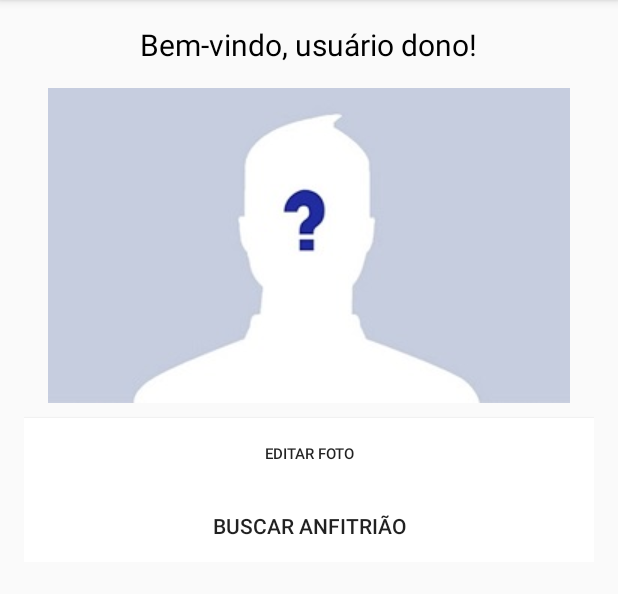
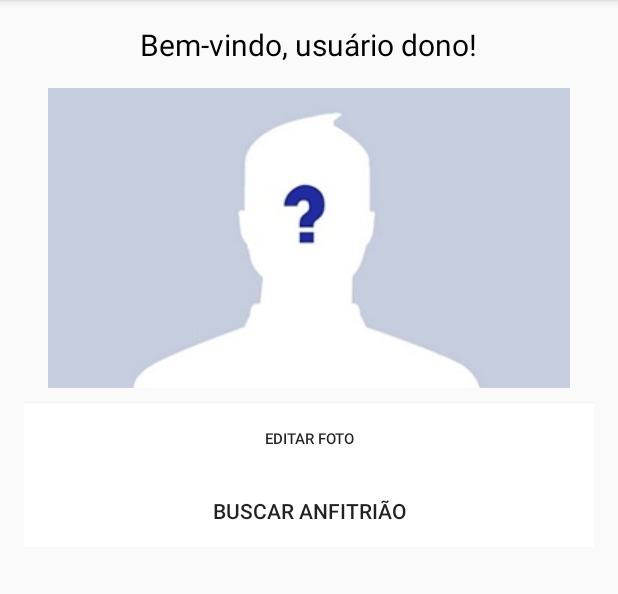
Before and after one commit to VSPPedro/PetHost, an Android app: the PerfilDono screen opened directly, with no data from a screen before it, on a phone screen of 412 x 824 dp, the part 84-678 px from its top. Run offline under Robolectric (Android 15) with nearby library versions, the phone set to English and light mode, and no system bars.

Commit message:
Penultimo commit

```diff
--- a/PetHost/app/src/main/java/com/example/pedro/pethost/MainActivity.java
+++ b/PetHost/app/src/main/java/com/example/pedro/pethost/MainActivity.java
@@ -3,11 +3,13 @@ package com.example.pedro.pethost;
 import android.content.Intent;
 import android.support.v7.app.AppCompatActivity;
 import android.os.Bundle;
+import android.util.Log;
 import android.view.View;
 import android.widget.Button;
 
 public class MainActivity extends AppCompatActivity {
     private static final int CADASTRO = 1;
+    private static final int LOGIN = 1;
     private Button btCadastro;
     private Button btLogin;
 
@@ -31,7 +33,8 @@ public class MainActivity extends AppCompatActivity {
         this.btLogin.setOnClickListener(new View.OnClickListener() {
             @Override
             public void onClick(View v) {
-
+                Intent it = new Intent("NOVO_PERFIL_DONO");
+                startActivityForResult(it, LOGIN);
             }
         });
     }
--- a/PetHost/app/src/main/java/com/example/pedro/pethost/PerfilDono.java
+++ b/PetHost/app/src/main/java/com/example/pedro/pethost/PerfilDono.java
@@ -12,6 +12,7 @@ import android.widget.TextView;
 
 public class PerfilDono extends AppCompatActivity {
     private static final int FOTO = 1;
+    private static final int BUSCAR_ANFITRIAO = 1;
     private TextView textHelloUser;
     private Button bCaptureImage;
     private Button bBuscarAnfitriao;
@@ -24,13 +25,24 @@ public class PerfilDono extends AppCompatActivity {
 
         this.fotoPerfil = (ImageView) findViewById(R.id.imageUsuarioPerfil);
         this.textHelloUser = (TextView) findViewById(R.id.nomeUsuarioPerfil);
+        this.bCaptureImage = (Button) findViewById(R.id.buttoneditarfoto);
+        this.bBuscarAnfitriao = (Button) findViewById(R.id.buttonbuscaranfitriao);
 
         //Botão mudar foto
         this.bCaptureImage.setOnClickListener(new View.OnClickListener() {
             @Override
             public void onClick(View v) {
                 Intent it = new Intent(MediaStore.ACTION_IMAGE_CAPTURE);
-                startActivityForResult(it, PerfilDono.this.FOTO);
+                startActivityForResult(it, FOTO);
+            }
+        });
+
+        //Botão buscar anfitrião
+        this.bBuscarAnfitriao.setOnClickListener(new View.OnClickListener() {
+            @Override
+            public void onClick(View v) {
+                Intent it = new Intent("NOVO_BUSCAR_ANFITRIAO");
+                startActivityForResult(it, BUSCAR_ANFITRIAO);
             }
         });
     }
--- a/PetHost/app/src/main/res/layout/activity_perfil_dono.xml
+++ b/PetHost/app/src/main/res/layout/activity_perfil_dono.xml
@@ -22,11 +22,10 @@
             android:textColor="@color/black"/>
 
         <ImageView
-            android:layout_width="match_parent"
-            android:layout_height="wrap_content"
+            android:layout_width ="348dp"
+            android:layout_height="210dp"
             android:id="@+id/imageUsuarioPerfil"
-            android:maxWidth="348dp"
-            android:maxHeight="210dp"
+            android:scaleType="fitXY"
             android:paddingBottom="10dp"
             android:src="@drawable/fotoperfil"/>
 
```
Also changed, not shown: PetHost/app/src/main/AndroidManifest.xml (+21 -2 lines).
